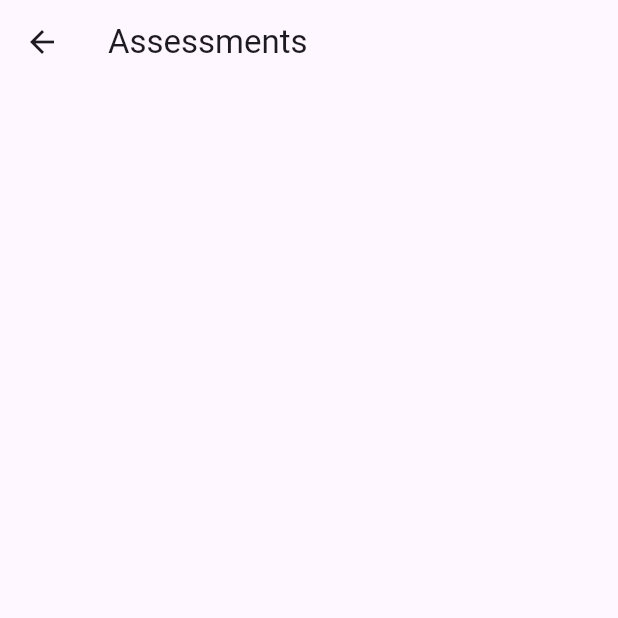
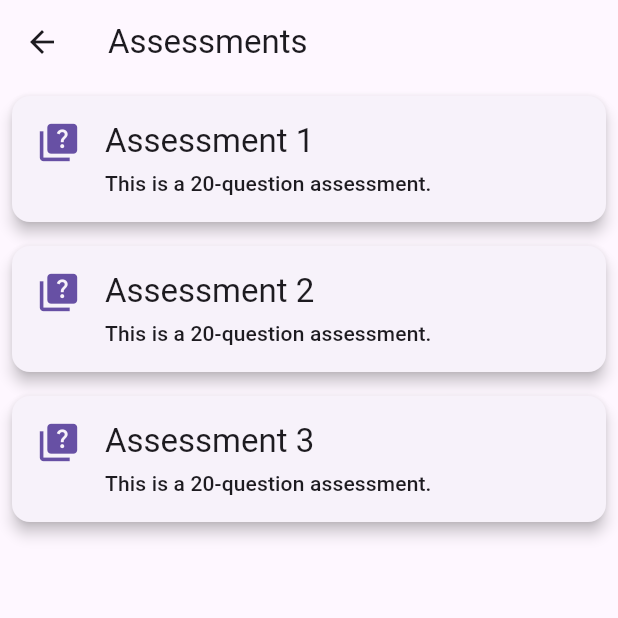
Before and after one commit to sagexfors/basicprog, a Flutter app: the AssessmentsPage screen opened by its route, on a phone screen of 412 x 824 dp, the top half of it. Run offline on Flutter 3.47's test engine with Material 2 defaults, Android fonts, the phone set to English and light mode, and no system bars; our stand-ins replace cloud_firestore, firebase_auth, firebase_core, firebase_storage, flutter_highlight, flutter_svg and 2 more; missing offline and left inert: flutter_code_editor, highlight; accounts and stored records are empty; generated files the repository leaves out were written again.

Commit message:
assessment now fetches from firestore

```diff
--- a/lib/Pages/lessons/assessments_page.dart
+++ b/lib/Pages/lessons/assessments_page.dart
@@ -1,6 +1,6 @@
 import 'package:basicprog/Pages/quiz_page.dart';
 import 'package:basicprog/model/quiz.dart';
-import 'package:basicprog/provider/quizzes_provider.dart';
+import 'package:basicprog/provider/assessments_provider.dart';
 import 'package:flutter/material.dart';
 import 'package:provider/provider.dart';
 
@@ -9,9 +9,8 @@ class AssessmentsPage extends StatelessWidget {
 
   @override
   Widget build(BuildContext context) {
-    //todo: change to assessments provider
-    final quizzesProvider = context.watch<QuizzesProvider>();
-    final quizzes = quizzesProvider.quizzes;
+    final assessmentProvider = context.watch<AssessmentsProvider>();
+    final quizzes = assessmentProvider.assessments;
 
     return Scaffold(
       appBar: AppBar(
--- a/lib/Pages/quiz_page.dart
+++ b/lib/Pages/quiz_page.dart
@@ -41,7 +41,7 @@ class _QuizPageState extends State<QuizPage> {
         context: context,
         builder: (BuildContext context) {
           return AlertDialog(
-            title: const Text("Quiz Completed"),
+            title: const Text("Completed"),
             content: Text(
               "Your score: ${result['score']}\nResult: ${result['result']}",
             ),
--- a/lib/model/question.dart
+++ b/lib/model/question.dart
@@ -1,11 +1,27 @@
 class Question {
+  final int id;
   final String question;
   final List<String> choices;
   final int correctAnswerIndex;
 
   Question({
+    required this.id,
     required this.question,
     required this.choices,
     required this.correctAnswerIndex,
   });
+
+  factory Question.fromJson(Map<String, dynamic> json) {
+    final questionText = json['question'] as String;
+    final optionsData = json['options'] as List<dynamic>;
+    final options = optionsData.map((option) => option as String).toList();
+    final correctAnswerIndex = json['answer'] as int;
+
+    return Question(
+      id: json['id'] as int,
+      question: questionText,
+      choices: options,
+      correctAnswerIndex: correctAnswerIndex,
+    );
+  }
 }
--- a/lib/model/quiz.dart
+++ b/lib/model/quiz.dart
@@ -25,6 +25,7 @@ class Quiz {
       final correctAnswerIndex = questionData['answer'] as int;
 
       return Question(
+        id: questionData['id'] ?? 0,
         question: questionText,
         choices: options,
         correctAnswerIndex: correctAnswerIndex,
--- a/lib/provider/assessments_provider.dart
+++ b/lib/provider/assessments_provider.dart
@@ -47,6 +47,7 @@ class AssessmentsProvider with ChangeNotifier {
         final correctAnswerIndex = questionData['answer'] as int;
 
         return Question(
+          id: questionData['id'] ?? 0,
           question: questionText,
           choices: options,
           correctAnswerIndex: correctAnswerIndex,
```
Also changed, not shown: lib/Auth/firestore_service.dart (+52 -2 lines).
